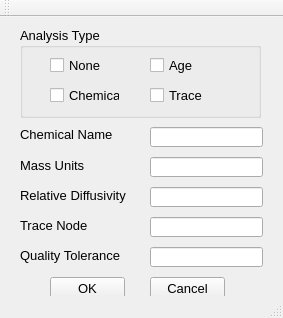
Old version of the form src/ui/EPANET/frmQualityOptions.ui in the repository USEPA/SWMM-EPANET_User_Interface.
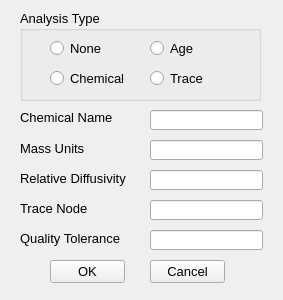
New version of the form.

Commit message: touched up all options forms, first cut at populating forms from object

```diff
--- a/src/ui/EPANET/frmQualityOptions.ui
+++ b/src/ui/EPANET/frmQualityOptions.ui
@@ -7,7 +7,7 @@
     <x>0</x>
     <y>0</y>
     <width>283</width>
-    <height>318</height>
+    <height>300</height>
    </rect>
   </property>
   <property name="font">
@@ -172,12 +172,12 @@
     <property name="title">
      <string>Analysis Type</string>
     </property>
-    <widget class="QCheckBox" name="cbxNone">
+    <widget class="QRadioButton" name="rbnNone">
      <property name="geometry">
       <rect>
        <x>30</x>
        <y>30</y>
-       <width>70</width>
+       <width>82</width>
        <height>17</height>
       </rect>
      </property>
@@ -185,12 +185,12 @@
       <string>None</string>
      </property>
     </widget>
-    <widget class="QCheckBox" name="cbxChemical">
+    <widget class="QRadioButton" name="rbnChemical">
      <property name="geometry">
       <rect>
        <x>30</x>
        <y>60</y>
-       <width>70</width>
+       <width>82</width>
        <height>17</height>
       </rect>
      </property>
@@ -198,12 +198,12 @@
       <string>Chemical</string>
      </property>
     </widget>
-    <widget class="QCheckBox" name="cbxAge">
+    <widget class="QRadioButton" name="rbnAge">
      <property name="geometry">
       <rect>
        <x>130</x>
        <y>30</y>
-       <width>70</width>
+       <width>82</width>
        <height>17</height>
       </rect>
      </property>
@@ -211,12 +211,12 @@
       <string>Age</string>
      </property>
     </widget>
-    <widget class="QCheckBox" name="cbxTrace">
+    <widget class="QRadioButton" name="rbnTrace">
      <property name="geometry">
       <rect>
        <x>130</x>
        <y>60</y>
-       <width>70</width>
+       <width>82</width>
        <height>17</height>
       </rect>
      </property>
@@ -226,15 +226,6 @@
     </widget>
    </widget>
   </widget>
-  <widget class="QToolBar" name="mainToolBar">
-   <attribute name="toolBarArea">
-    <enum>TopToolBarArea</enum>
-   </attribute>
-   <attribute name="toolBarBreak">
-    <bool>false</bool>
-   </attribute>
-  </widget>
-  <widget class="QStatusBar" name="statusBar"/>
  </widget>
  <layoutdefault spacing="6" margin="11"/>
  <resources/>
```
The commit also changes 20 other files.
